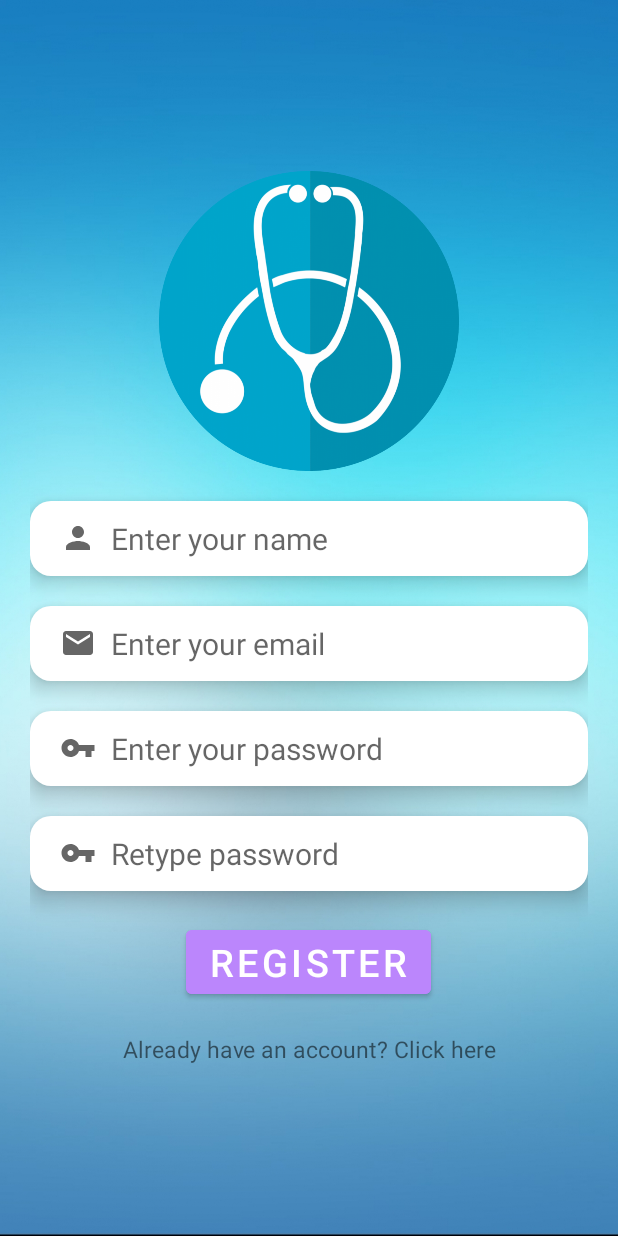
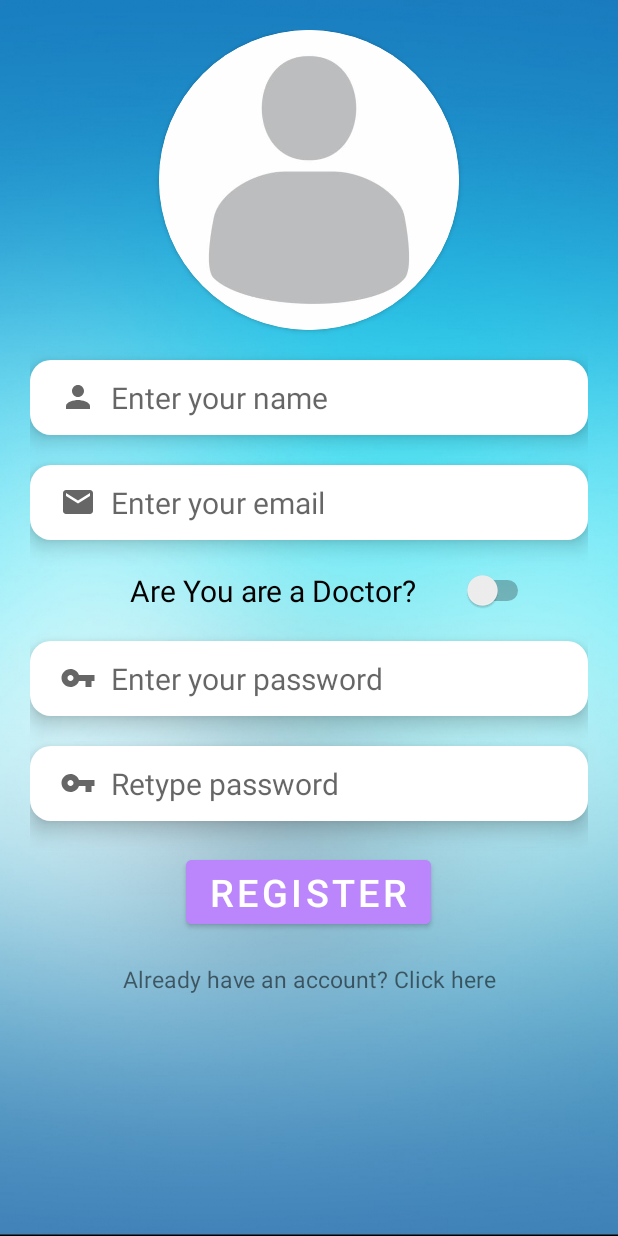
Before and after one commit to utso1707097/HelloDoctor, an Android app: the RegisterActivity screen opened directly, with no data from a screen before it, on a phone screen of 412 x 824 dp. Run offline under Robolectric (Android 15) with nearby library versions, the phone set to English and light mode, and no system bars; our stand-ins replace Firebase (no records; nobody signed in at launch, a user with empty details on screens opened directly).

Commit message:
Registration page designed successfully

```diff
--- a/app/build.gradle
+++ b/app/build.gradle
@@ -35,6 +35,8 @@ dependencies {
     implementation 'androidx.constraintlayout:constraintlayout:2.1.3'
     implementation 'com.google.firebase:firebase-auth:21.0.3'
     implementation 'androidx.legacy:legacy-support-v4:1.0.0'
+    implementation 'com.google.firebase:firebase-storage:20.0.1'
+    implementation 'com.google.firebase:firebase-firestore:24.1.0'
     testImplementation 'junit:junit:4.13.2'
     androidTestImplementation 'androidx.test.ext:junit:1.1.3'
     androidTestImplementation 'androidx.test.espresso:espresso-core:3.4.0'
--- a/app/src/main/java/com/utsobro/hellodoctor/RegisterActivity.java
+++ b/app/src/main/java/com/utsobro/hellodoctor/RegisterActivity.java
@@ -1,15 +1,22 @@
 package com.utsobro.hellodoctor;
 
 import androidx.annotation.NonNull;
+import androidx.annotation.Nullable;
 import androidx.appcompat.app.AppCompatActivity;
 
 import android.app.ProgressDialog;
 import android.content.Intent;
+import android.net.Uri;
 import android.os.Bundle;
+import android.provider.MediaStore;
 import android.text.TextUtils;
 import android.view.View;
+import android.widget.ArrayAdapter;
 import android.widget.Button;
 import android.widget.EditText;
+import android.widget.ImageView;
+import android.widget.Spinner;
+import android.widget.Switch;
 import android.widget.TextView;
 import android.widget.Toast;
 
@@ -21,6 +28,10 @@ import com.google.android.material.badge.BadgeUtils;
 import com.google.firebase.auth.AuthResult;
 import com.google.firebase.auth.FirebaseAuth;
 import com.google.firebase.auth.FirebaseUser;
+import com.google.firebase.storage.FirebaseStorage;
+import com.google.firebase.storage.StorageReference;
+
+import java.util.UUID;
 
 public class RegisterActivity extends AppCompatActivity {
     private TextView goBackLogin;
@@ -28,6 +39,17 @@ public class RegisterActivity extends AppCompatActivity {
     private Button registerBtn;
     private FirebaseAuth firebaseAuth;
     private ProgressDialog progressDialog;
+    //for profile picture
+    private ImageView profilePic;
+    private final int GALLERY_REQ_CODE=1000;
+    private Uri imageUri;
+    private FirebaseStorage firebaseStorage;
+    private StorageReference storageReference;
+
+    //Doctor registration
+    private Switch switchDoctor;
+    private Spinner hospitalName,expertIn;
+
 
     @Override
     protected void onCreate(Bundle savedInstanceState) {
@@ -40,10 +62,59 @@ public class RegisterActivity extends AppCompatActivity {
         retypePassword = findViewById(R.id.retypePassword);
         registerBtn = findViewById(R.id.registerBtn);
         firebaseAuth = FirebaseAuth.getInstance();
+        firebaseStorage=FirebaseStorage.getInstance();
+
+
         progressDialog = new ProgressDialog(RegisterActivity.this);
         progressDialog.setTitle("Please wait");
         progressDialog.setMessage("Creating your account");
         progressDialog.setCanceledOnTouchOutside(false);
+
+        //profile pic
+        firebaseStorage = FirebaseStorage.getInstance();
+        profilePic = findViewById(R.id.profilePic);
+        profilePic.setOnClickListener(new View.OnClickListener() {
+            @Override
+            public void onClick(View view) {
+                Intent iGallery =new Intent(Intent.ACTION_PICK);
+                //access internal storage to external storage
+                iGallery.setData(MediaStore.Images.Media.EXTERNAL_CONTENT_URI);
+                startActivityForResult(iGallery,GALLERY_REQ_CODE);
+
+            }
+        });
+        //Doctor registration
+        switchDoctor = findViewById(R.id.switchDoctor);
+        hospitalName = findViewById(R.id.hospitalName);
+        expertIn = findViewById(R.id.expertIn);
+
+        //Set up the hospital spinner
+        String[] hospitalNames =getResources().getStringArray(R.array.hospital_names);
+        ArrayAdapter arrayAdapter = new ArrayAdapter(RegisterActivity.this, android.R.layout.simple_spinner_item,hospitalNames);
+        arrayAdapter.setDropDownViewResource(android.R.layout.simple_spinner_dropdown_item);
+        hospitalName.setAdapter(arrayAdapter);
+
+        //set up the expertIn spinner
+        String[] expertiseFields =getResources().getStringArray(R.array.expertise_fileds);
+        ArrayAdapter arrayAdapter1 = new ArrayAdapter(RegisterActivity.this, android.R.layout.simple_spinner_item,expertiseFields);
+        arrayAdapter1.setDropDownViewResource(android.R.layout.simple_spinner_dropdown_item);
+        expertIn.setAdapter(arrayAdapter1);
+
+        switchDoctor.setOnClickListener(new View.OnClickListener() {
+            @Override
+            public void onClick(View view) {
+                if(switchDoctor.isChecked()){
+                    hospitalName.setVisibility(View.VISIBLE);
+                    expertIn.setVisibility(View.VISIBLE);
+                }
+                else{
+                    hospitalName.setVisibility(View.GONE);
+                    expertIn.setVisibility(View.GONE);
+                }
+            }
+        });
+
+
 
         //go back to login
         goBackLogin = findViewById(R.id.goBackLogin);
@@ -99,11 +170,10 @@ public class RegisterActivity extends AppCompatActivity {
                 //get user info
                 FirebaseUser firebaseUser = firebaseAuth.getCurrentUser();
                 String email = firebaseUser.getEmail();
-                Toast.makeText(RegisterActivity.this,"account created \n"+email,Toast.LENGTH_SHORT).show();
+                Toast.makeText(RegisterActivity.this,"account created with\n"+email,Toast.LENGTH_SHORT).show();
                 //open profile activity
                 startActivity(new Intent(RegisterActivity.this,ProfileActivity.class));
                 finish();
-
             }
         })
                 .addOnFailureListener(new OnFailureListener() {
@@ -115,4 +185,17 @@ public class RegisterActivity extends AppCompatActivity {
                     }
                 });
     }
+    //Profile Picture setup
+
+
+    @Override
+    protected void onActivityResult(int requestCode, int resultCode, @Nullable Intent data) {
+        super.onActivityResult(requestCode, resultCode, data);
+        if(requestCode == GALLERY_REQ_CODE && resultCode == RESULT_OK && data != null && data.getData()!=null){
+            imageUri = data.getData();
+            profilePic.setImageURI(imageUri);
+        }
+    }
+
+
 }
--- a/app/src/main/res/layout/activity_register.xml
+++ b/app/src/main/res/layout/activity_register.xml
@@ -1,21 +1,37 @@
 <?xml version="1.0" encoding="utf-8"?>
-<LinearLayout xmlns:android="http://schemas.android.com/apk/res/android"
+
+<ScrollView
+    xmlns:android="http://schemas.android.com/apk/res/android"
     xmlns:app="http://schemas.android.com/apk/res-auto"
     xmlns:tools="http://schemas.android.com/tools"
     android:layout_width="match_parent"
+    android:layout_height="wrap_content"
+    tools:context=".RegisterActivity"
+    android:background="@drawable/background"
+    >
+
+<LinearLayout
+    android:layout_width="match_parent"
     android:layout_height="match_parent"
-    tools:context=".RegisterActivity"
     android:orientation="vertical"
     android:padding="20dp"
     android:gravity="center"
-    android:background="@drawable/background">
+    >
 
-    <ImageView
-        android:layout_width="match_parent"
+    <androidx.cardview.widget.CardView
+        android:layout_width="200dp"
         android:layout_height="200dp"
-        android:src="@drawable/logo"
+        app:cardCornerRadius="100dp"
         android:layout_marginBottom="20dp"
-        />
+        >
+        <ImageView
+            android:id="@+id/profilePic"
+            android:layout_width="wrap_content"
+            android:layout_height="wrap_content"
+            android:src="@drawable/profileblank"
+            />
+    </androidx.cardview.widget.CardView>
+
     <EditText
         android:layout_width="match_parent"
         android:paddingLeft="20sp"
@@ -43,6 +59,41 @@
         android:drawablePadding="10dp"
         android:elevation="8dp"
         android:id="@+id/registerEmail"
+        />
+    <Switch
+        android:layout_width="300dp"
+        android:layout_height="wrap_content"
+        android:layout_marginBottom="20dp"
+        android:text="Are You are a Doctor?"
+        android:textSize="20sp"
+        android:gravity="center"
+        style="@style/TextAppearance.AppCompat.Widget.DropDownItem"
+        tools:ignore="UseSwitchCompatOrMaterialXml"
+        android:id="@+id/switchDoctor"/>
+    <Spinner
+        android:layout_width="match_parent"
+        android:layout_height="wrap_content"
+        android:textSize="20sp"
+        android:layout_marginBottom="20dp"
+        android:inputType="text"
+        android:paddingLeft="20dp"
+        android:background="@drawable/edit"
+        android:elevation="8dp"
+        android:id="@+id/hospitalName"
+        android:visibility="gone"
+
+        />
+
+    <Spinner
+        android:layout_width="match_parent"
+        android:layout_height="wrap_content"
+        android:textSize="20sp"
+        android:layout_marginBottom="20dp"
+        android:paddingLeft="20dp"
+        android:background="@drawable/edit"
+        android:elevation="8dp"
+        android:id="@+id/expertIn"
+        android:visibility="gone"
         />
 
     <EditText
@@ -99,3 +150,4 @@
     </LinearLayout>
 
 </LinearLayout>
+</ScrollView>
--- a/app/src/main/res/layout/header_layout.xml
+++ b/app/src/main/res/layout/header_layout.xml
@@ -16,7 +16,7 @@
     <TextView
         android:layout_width="wrap_content"
         android:layout_height="wrap_content"
-        android:text="Doctor Appointment"
+        android:text="Hello Doctor"
         android:textSize="24sp"
         android:textStyle="bold"
         android:textColor="@color/white"
--- /dev/null
+++ b/app/src/main/res/values/expertiseFields.xml
@@ -0,0 +1,13 @@
+<?xml version="1.0" encoding="utf-8"?>
+<resources>
+    <string-array name="expertise_fileds">
+        <item>Select your speciality</item>
+        <item>Medicine</item>
+        <item>Pathology</item>
+        <item>Psychiatry</item>
+        <item>Surgery</item>
+        <item>Dermatology</item>
+        <item>Otolaryngologist</item>
+        <item>Gastrology</item>
+    </string-array>
+</resources>
--- /dev/null
+++ b/app/src/main/res/values/hospitalNames.xml
@@ -0,0 +1,13 @@
+<?xml version="1.0" encoding="utf-8"?>
+<resources>
+    <string-array name="hospital_names">
+        <item>Select hospital name</item>
+        <item>Dhaka Medical College</item>
+        <item>Khulna Medical College</item>
+        <item>Rajsahi Medical College</item>
+        <item>Rangpur Medical College</item>
+        <item>Dinajpur Medical College</item>
+        <item>Barishal Medical College</item>
+        <item>Chittagong Medical College</item>
+    </string-array>
+</resources>
```
Also changed, not shown: app/src/main/res/drawable/ic_expert.xml (added, +10 -0 lines), app/src/main/res/drawable/ic_hospital.xml (added, +10 -0 lines), app/src/main/res/layout/activity_login.xml (+9 -8 lines), app/src/main/res/drawable/profileblank.jpg (added).
